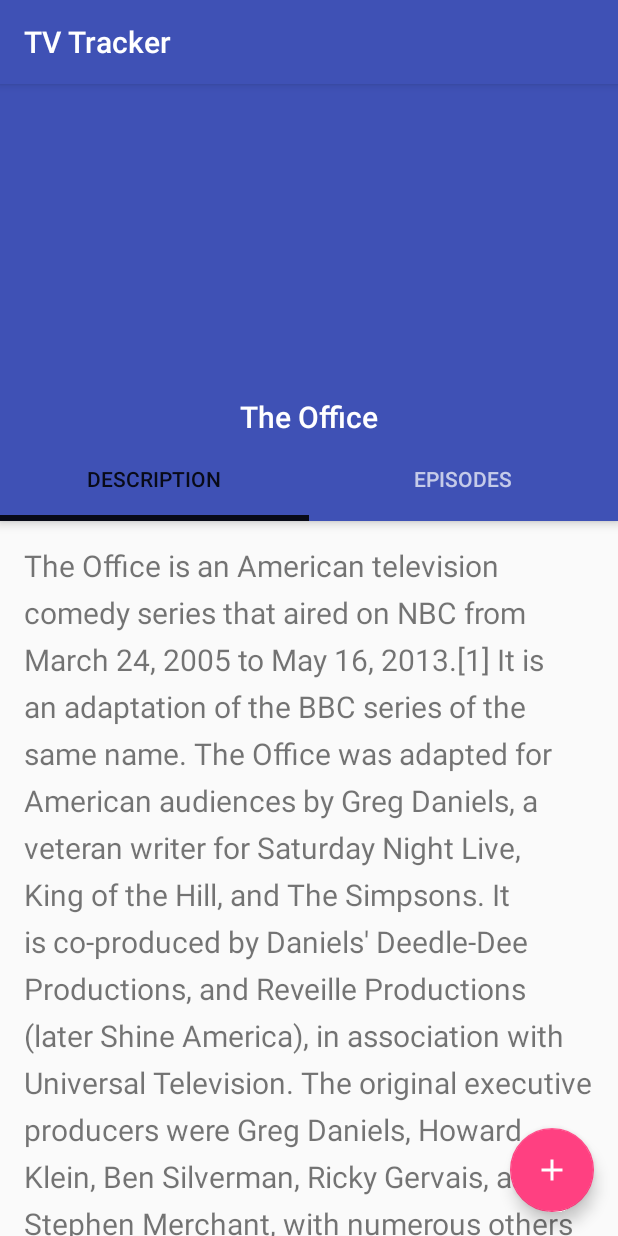
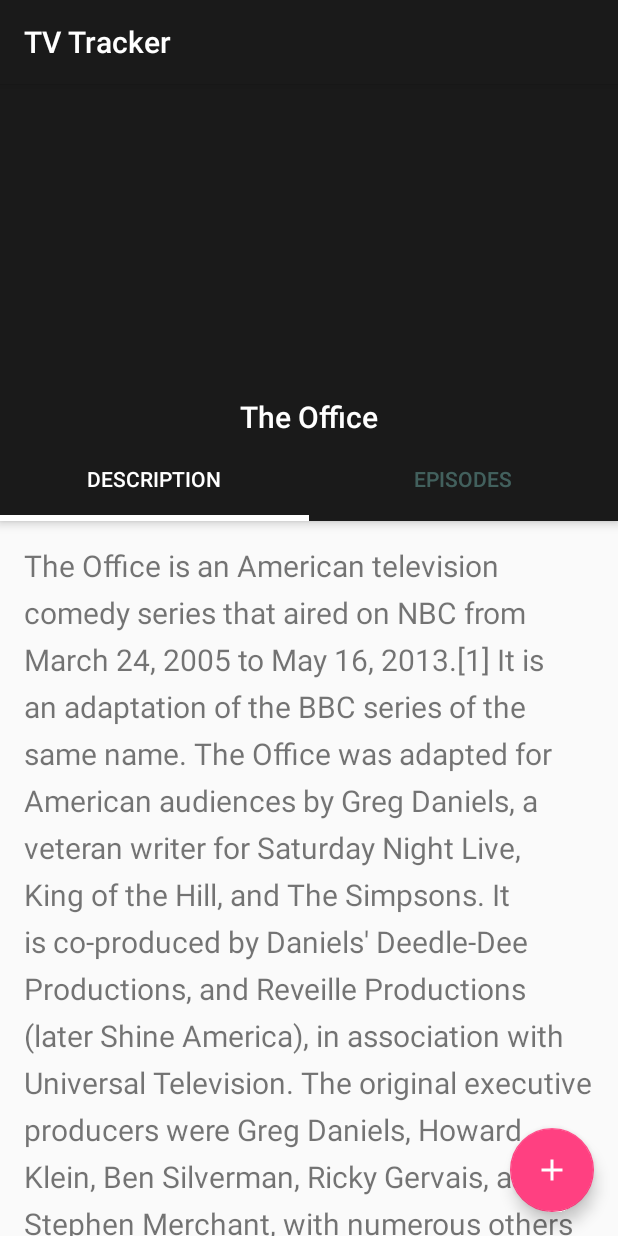
Before and after one commit to felskit/tv-tracker, an Android app: the fragment SeriesFragment shown on its own in the app's theme, on a phone screen of 412 x 824 dp. Run offline under Robolectric (Android 15) with nearby library versions, the light colour scheme and no system bars.

Commit message:
Changed app theme

```diff
--- a/TVTracker/app/src/main/res/layout/activity_main.xml
+++ b/TVTracker/app/src/main/res/layout/activity_main.xml
@@ -19,6 +19,9 @@
         android:layout_height="match_parent"
         android:layout_gravity="start"
         android:fitsSystemWindows="true"
+        android:background="@color/colorPrimary"
+        app:theme="@style/Theme.AppCompat.NoActionBar"
+        app:itemIconTint="#FFFFFF"
         app:menu="@menu/activity_main_drawer" />
 
 </android.support.v4.widget.DrawerLayout>
--- a/TVTracker/app/src/main/res/layout/fragment_series.xml
+++ b/TVTracker/app/src/main/res/layout/fragment_series.xml
@@ -51,8 +51,9 @@
             android:id="@+id/materialup.tabs"
             android:layout_width="fill_parent"
             android:layout_height="?attr/actionBarSize"
-            app:tabSelectedTextColor="?android:attr/textColorPrimaryInverse"
-            app:tabIndicatorColor="?android:attr/textColorPrimaryInverse"
+            app:tabSelectedTextColor="?android:attr/textColorPrimary"
+            app:tabTextColor="?android:attr/textColorHighlight"
+            app:tabIndicatorColor="?android:attr/textColorPrimary"
             app:tabIndicatorHeight="4dp"
             />
     </android.support.design.widget.AppBarLayout>
--- a/TVTracker/app/src/main/res/values/colors.xml
+++ b/TVTracker/app/src/main/res/values/colors.xml
@@ -1,6 +1,9 @@
 <?xml version="1.0" encoding="utf-8"?>
 <resources>
-    <color name="colorPrimary">#3F51B5</color>
-    <color name="colorPrimaryDark">#303F9F</color>
+    <color name="colorPrimary">#1A1A1A</color>
+    <color name="colorPrimaryDark">#000000</color>
     <color name="colorAccent">#FF4081</color>
+    <color name="background_material_dark_1">#e7e7e7</color>
+    <color name="primary_material_dark_1">#1a1a1a</color>
+    <color name="background_material_dark">#f0f0f0</color>
 </resources>
```
Also changed, not shown: 1 other file.
